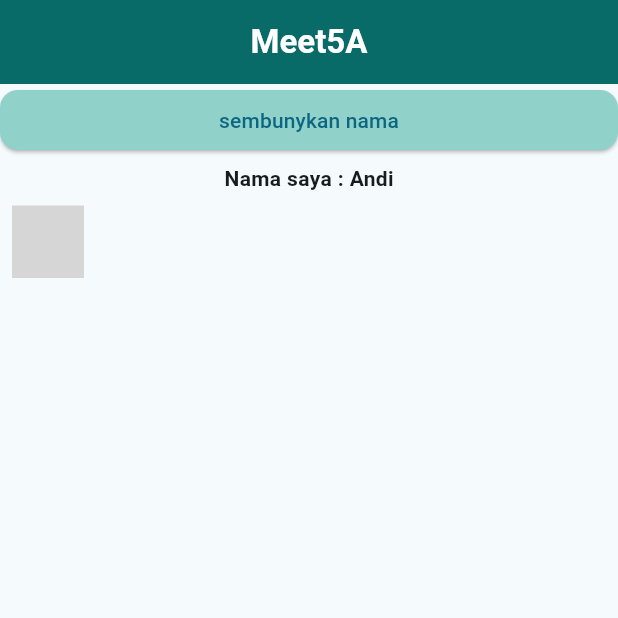
After one commit to qeisandi/andippkd_mpro_b2, a Flutter app: the screen it shows after launch, after a tap on "tampilkan nama", on a phone screen of 412 x 824 dp, the top half of it. The commit adds this screen. Run offline on Flutter 3.47's test engine with Material 3 defaults, Android fonts, the phone set to English and light mode, and no system bars; statements that could not run were skipped; grey boxes are pictures that could not be loaded.

Commit message:
tugas 5 flutter

```diff
--- a/lib/main.dart
+++ b/lib/main.dart
@@ -1,4 +1,4 @@
-import 'package:andippkd_mpro_b2/meet_tiga/tugas_tiga_flutter.dart';
+import 'package:andippkd_mpro_b2/meet_lima/tugas_lima_flutter.dart';
 import 'package:flutter/material.dart';
 
 void main() {
@@ -34,7 +34,7 @@ class MyApp extends StatelessWidget {
           seedColor: const Color.fromARGB(255, 114, 198, 231),
         ),
       ),
-      home: const MeetTiga(),
+      home: const MeetLima(),
     );
   }
 }
--- /dev/null
+++ b/lib/meet_lima/tugas_lima_flutter.dart
@@ -0,0 +1,68 @@
+import 'package:flutter/material.dart';
+
+class MeetLima extends StatefulWidget {
+  const MeetLima({super.key});
+
+  @override
+  State<MeetLima> createState() => _MeetLimaState();
+}
+
+class _MeetLimaState extends State<MeetLima> {
+  bool _showName = false;
+  bool _ikonFav = false;
+  @override
+  Widget build(BuildContext context) {
+    return Scaffold(
+      appBar: AppBar(
+        centerTitle: true,
+        title: Text(
+          'Meet5A',
+          style: TextStyle(fontWeight: FontWeight.bold, color: Colors.white),
+        ),
+        backgroundColor: Color(0xff096B68),
+      ),
+      body: Column(
+        children: [
+          Row(
+            children: [
+              Expanded(
+                child: ElevatedButton(
+                  style: ElevatedButton.styleFrom(
+                    backgroundColor: Color(0xff90D1CA),
+                    shape: RoundedRectangleBorder(
+                      borderRadius: BorderRadius.circular(12),
+                    ),
+                  ),
+                  onPressed: () {
+                    setState(() {
+                      _showName = !_showName;
+                    });
+                  },
+                  child: Text(_showName ? "sembunykan nama" : "tampilkan nama"),
+                ),
+              ),
+            ],
+          ),
+          SizedBox(height: 5),
+          if (_showName)
+            Text(
+              "Nama saya : Andi",
+              style: TextStyle(fontWeight: FontWeight.bold),
+            ),
+          Row(
+            children: [
+              IconButton(
+                icon: Icon(Icons.favorite, color: Colors.red, Colors.grey),
+                onPressed: () {
+                  setState(() {
+                    _ikonFav = !_ikonFav;
+                  });
+                },
+              ),
+            ],
+          ),
+        ],
+      ),
+    );
+  }
+}
```
